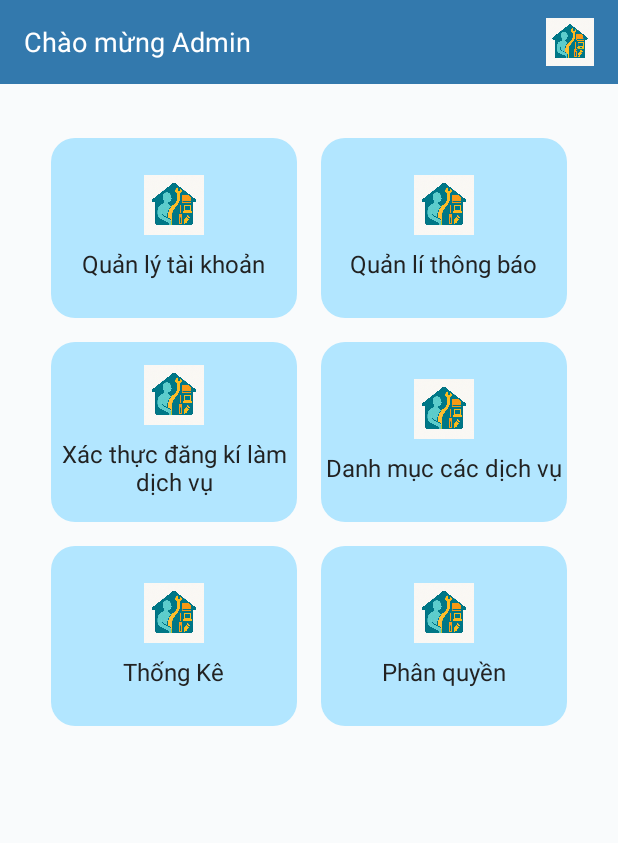
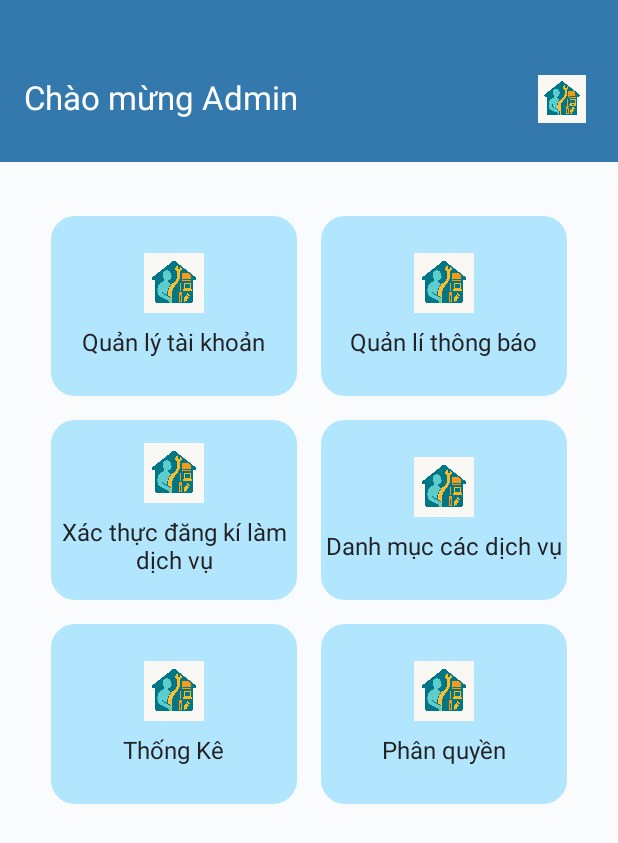
Before and after one commit to Duynguyen162/Freelancer_Connect, an Android app: the HomeAdminActivity screen opened directly, with no data from a screen before it, on a phone screen of 412 x 824 dp. Shown: the top 843 px of the screen. Run offline under Robolectric (Android 15) with nearby library versions, the phone set to English and light mode, and no system bars.

Commit message:
giao dien quan li tai khoan

```diff
--- a/app/build.gradle.kts
+++ b/app/build.gradle.kts
@@ -37,6 +37,7 @@ dependencies {
     implementation(libs.material)
     implementation(libs.activity)
     implementation(libs.constraintlayout)
+    implementation(libs.recyclerview)
     testImplementation(libs.junit)
     androidTestImplementation(libs.ext.junit)
     androidTestImplementation(libs.espresso.core)
--- a/app/src/main/AndroidManifest.xml
+++ b/app/src/main/AndroidManifest.xml
@@ -11,6 +11,9 @@
         android:roundIcon="@mipmap/ic_launcher_round"
         android:supportsRtl="true"
         android:theme="@style/Theme.Freelancer_connect">
+        <activity
+            android:name=".AccountManagementActivity"
+            android:exported="false" />
         <activity
             android:name=".HomeAdminActivity"
             android:exported="false" />
--- a/app/src/main/java/com/example/freelancer_connect/HomeAdminActivity.java
+++ b/app/src/main/java/com/example/freelancer_connect/HomeAdminActivity.java
@@ -1,6 +1,8 @@
 package com.example.freelancer_connect;
 
+import android.content.Intent;
 import android.os.Bundle;
+import android.widget.LinearLayout;
 
 import androidx.activity.EdgeToEdge;
 import androidx.appcompat.app.AppCompatActivity;
@@ -9,7 +11,7 @@ import androidx.core.view.ViewCompat;
 import androidx.core.view.WindowInsetsCompat;
 
 public class HomeAdminActivity extends AppCompatActivity {
-
+    LinearLayout AccountManagement;
     @Override
     protected void onCreate(Bundle savedInstanceState) {
         super.onCreate(savedInstanceState);
@@ -20,5 +22,12 @@ public class HomeAdminActivity extends AppCompatActivity {
             v.setPadding(systemBars.left, systemBars.top, systemBars.right, systemBars.bottom);
             return insets;
         });
+
+        AccountManagement = findViewById(R.id.account_management);
+
+        AccountManagement.setOnClickListener(v -> {
+            Intent intent = new Intent(this ,AccountManagementActivity.class);
+            startActivity(intent);
+        });
     }
 }
--- a/app/src/main/java/com/example/freelancer_connect/MainActivity.java
+++ b/app/src/main/java/com/example/freelancer_connect/MainActivity.java
@@ -24,12 +24,16 @@ public class MainActivity extends AppCompatActivity {
             v.setPadding(systemBars.left, systemBars.top, systemBars.right, systemBars.bottom);
             return insets;
         });
-
+        btn_login = findViewById(R.id.btnLogin);
         tv_register = findViewById(R.id.tvRegister);
         tv_register.setOnClickListener( v -> {
             Intent intent = new Intent(this ,RegisterActivity.class);
             startActivity(intent);
         });
+        btn_login.setOnClickListener(v -> {
+            Intent intent = new Intent(this ,HomeAdminActivity.class);
+            startActivity(intent);
+        });
 
     }
 }
--- a/app/src/main/res/drawable/bg_edittext.xml
+++ b/app/src/main/res/drawable/bg_edittext.xml
@@ -1,7 +1,7 @@
 <?xml version="1.0" encoding="utf-8"?>
 <shape xmlns:android="http://schemas.android.com/apk/res/android">
     <solid android:color="#FFF"/>
-    <corners android:radius="16dp"/>
+    <corners android:radius="5dp"/>
     <stroke android:width="1dp" android:color="#E0E2E6"/>
     <padding android:left="6dp" android:right="6dp"/>
     <elevation android:shadowColor="#22000000" />
--- /dev/null
+++ b/app/src/main/res/drawable/circle_background.xml
@@ -0,0 +1,5 @@
+<?xml version="1.0" encoding="utf-8"?>
+<shape xmlns:android="http://schemas.android.com/apk/res/android"
+    android:shape="oval">
+    <solid android:color="#FFFFFF"/>
+</shape>
--- a/app/src/main/res/layout/activity_home_admin.xml
+++ b/app/src/main/res/layout/activity_home_admin.xml
@@ -6,93 +6,102 @@
     android:layout_width="match_parent"
     android:layout_height="match_parent"
     tools:context=".HomeAdminActivity">
+
     <LinearLayout
-        xmlns:android="http://schemas.android.com/apk/res/android"
-        android:orientation="vertical"
         android:layout_width="match_parent"
         android:layout_height="match_parent"
         android:background="#F9FBFC"
-        >
+        android:orientation="vertical">
 
         <!-- Thanh header chào mừng -->
-        <RelativeLayout
+        <LinearLayout
             android:layout_width="match_parent"
-            android:layout_height="56dp"
+            android:layout_height="108dp"
             android:background="#3379ad">
+
             <TextView
                 android:id="@+id/tvHelloAdmin"
                 android:layout_width="wrap_content"
                 android:layout_height="wrap_content"
+                android:layout_centerVertical="true"
+                android:layout_marginStart="16dp"
+                android:layout_marginTop="50dp"
+                android:layout_marginEnd="160dp"
                 android:text="Chào mừng Admin"
-                android:textSize="18sp"
                 android:textColor="#FFFFFF"
-                android:layout_centerVertical="true"
-                android:layout_marginStart="16dp"/>
+                android:textSize="22sp" />
+
             <ImageView
                 android:layout_width="32dp"
                 android:layout_height="32dp"
                 android:layout_alignParentEnd="true"
                 android:layout_centerVertical="true"
-                android:layout_marginEnd="16dp"
-                android:src="@drawable/ic_logo"/>
-        </RelativeLayout>
+                android:layout_marginTop="50dp"
+                android:layout_marginEnd="25dp"
+                android:src="@drawable/ic_logo" />
+        </LinearLayout>
 
         <!-- Các block chức năng -->
         <GridLayout
             android:layout_width="match_parent"
             android:layout_height="wrap_content"
+            android:layout_gravity="center"
+            android:layout_marginLeft="10dp"
+            android:layout_marginTop="12dp"
+            android:layout_marginRight="10dp"
             android:columnCount="2"
-            android:rowCount="3"
             android:padding="16dp"
-            android:layout_marginTop="12dp"
-            android:layout_gravity="center"
-            android:layout_marginRight="10dp"
-            android:layout_marginLeft="10dp">
+            android:rowCount="3">
 
             <!-- Box 1 -->
             <LinearLayout
+                android:id="@+id/account_management"
                 android:layout_width="0dp"
                 android:layout_height="120dp"
+                android:layout_rowWeight="1"
                 android:layout_columnWeight="1"
-                android:layout_rowWeight="1"
-                android:orientation="vertical"
+                android:layout_margin="8dp"
                 android:background="@drawable/bg_box"
-                android:layout_margin="8dp"
-                android:gravity="center">
+                android:gravity="center"
+                android:orientation="vertical">
+
                 <ImageView
                     android:layout_width="40dp"
                     android:layout_height="40dp"
-                    android:src="@drawable/ic_logo"/>
+                    android:src="@drawable/ic_logo" />
+
                 <TextView
                     android:layout_width="wrap_content"
                     android:layout_height="wrap_content"
+                    android:layout_marginTop="8dp"
                     android:text="Quản lý tài khoản"
-                    android:textSize="16sp"
                     android:textColor="#222222"
-                    android:layout_marginTop="8dp"/>
+                    android:textSize="16sp" />
             </LinearLayout>
 
             <!-- Box 2 -->
             <LinearLayout
                 android:layout_width="0dp"
                 android:layout_height="120dp"
+                android:layout_rowWeight="1"
                 android:layout_columnWeight="1"
-                android:layout_rowWeight="1"
-                android:orientation="vertical"
+                android:layout_margin="8dp"
                 android:background="@drawable/bg_box"
-                android:layout_margin="8dp"
-                android:gravity="center">
+                android:gravity="center"
+                android:orientation="vertical">
+
                 <ImageView
                     android:layout_width="40dp"
                     android:layout_height="40dp"
-                    android:src="@drawable/ic_logo"/>
+                    android:src="@drawable/ic_logo" />
+
                 <TextView
                     android:layout_width="wrap_content"
                     android:layout_height="wrap_content"
+                    android:layout_marginTop="8dp"
                     android:text="Quản lí thông báo"
-                    android:textSize="16sp"
                     android:textColor="#222222"
-                    android:layout_marginTop="8dp"/>
+                    android:textSize="16sp" />
             </LinearLayout>
 
             <!-- Box 3: Xác thực đăng kí làm dịch vụ -->
@@ -100,22 +109,24 @@
                 android:layout_width="0dp"
                 android:layout_height="120dp"
                 android:layout_columnWeight="1"
-                android:orientation="vertical"
+                android:layout_margin="8dp"
                 android:background="@drawable/bg_box"
-                android:layout_margin="8dp"
-                android:gravity="center">
+                android:gravity="center"
+                android:orientation="vertical">
+
                 <ImageView
                     android:layout_width="40dp"
                     android:layout_height="40dp"
-                    android:src="@drawable/ic_logo"/>
+                    android:src="@drawable/ic_logo" />
+
                 <TextView
                     android:layout_width="wrap_content"
                     android:layout_height="wrap_content"
+                    android:layout_marginTop="8dp"
+                    android:gravity="center"
                     android:text="Xác thực đăng kí làm dịch vụ"
-                    android:gravity="center"
-                    android:textSize="16sp"
                     android:textColor="#222222"
-                    android:layout_marginTop="8dp"/>
+                    android:textSize="16sp" />
             </LinearLayout>
 
             <!-- Box 4: Danh mục các dịch vụ -->
@@ -123,21 +134,24 @@
                 android:layout_width="0dp"
                 android:layout_height="120dp"
                 android:layout_columnWeight="1"
-                android:orientation="vertical"
+                android:layout_margin="8dp"
                 android:background="@drawable/bg_box"
-                android:layout_margin="8dp"
-                android:gravity="center">
+                android:gravity="center"
+                android:orientation="vertical">
+
                 <ImageView
                     android:layout_width="40dp"
                     android:layout_height="40dp"
-                    android:src="@drawable/ic_logo"/>
+                    android:src="@drawable/ic_logo" />
+
                 <TextView
                     android:layout_width="wrap_content"
                     android:layout_height="wrap_content"
+                    android:layout_marginTop="8dp"
+                    android:layout_gravity="center"
                     android:text="Danh mục các dịch vụ"
-                    android:textSize="16sp"
                     android:textColor="#222222"
-                    android:layout_marginTop="8dp"/>
+                    android:textSize="16sp" />
             </LinearLayout>
 
             <!-- Box 5: Thống kê -->
@@ -145,21 +159,23 @@
                 android:layout_width="0dp"
                 android:layout_height="120dp"
                 android:layout_columnWeight="1"
-                android:orientation="vertical"
+                android:layout_margin="8dp"
                 android:background="@drawable/bg_box"
-                android:layout_margin="8dp"
-                android:gravity="center">
+                android:gravity="center"
+                android:orientation="vertical">
+
                 <ImageView
                     android:layout_width="40dp"
                     android:layout_height="40dp"
-                    android:src="@drawable/ic_logo"/>
+                    android:src="@drawable/ic_logo" />
+
                 <TextView
                     android:layout_width="wrap_content"
                     android:layout_height="wrap_content"
+                    android:layout_marginTop="8dp"
                     android:text="Thống Kê"
-                    android:textSize="16sp"
                     android:textColor="#222222"
-                    android:layout_marginTop="8dp"/>
+                    android:textSize="16sp" />
             </LinearLayout>
 
             <!-- Box 6: Phân quyền -->
@@ -167,21 +183,23 @@
                 android:layout_width="0dp"
                 android:layout_height="120dp"
                 android:layout_columnWeight="1"
-                android:orientation="vertical"
+                android:layout_margin="8dp"
                 android:background="@drawable/bg_box"
-                android:layout_margin="8dp"
-                android:gravity="center">
+                android:gravity="center"
+                android:orientation="vertical">
+
                 <ImageView
                     android:layout_width="40dp"
                     android:layout_height="40dp"
-                    android:src="@drawable/ic_logo"/>
+                    android:src="@drawable/ic_logo" />
+
                 <TextView
                     android:layout_width="wrap_content"
                     android:layout_height="wrap_content"
+                    android:layout_marginTop="8dp"
                     android:text="Phân quyền"
-                    android:textSize="16sp"
                     android:textColor="#222222"
-                    android:layout_marginTop="8dp"/>
+                    android:textSize="16sp" />
             </LinearLayout>
         </GridLayout>
     </LinearLayout>
--- a/gradle/libs.versions.toml
+++ b/gradle/libs.versions.toml
@@ -7,6 +7,7 @@ appcompat = "1.7.1"
 material = "1.12.0"
 activity = "1.10.1"
 constraintlayout = "2.2.1"
+recyclerview = "1.4.0"
 
 [libraries]
 junit = { group = "junit", name = "junit", version.ref = "junit" }
@@ -16,6 +17,7 @@ appcompat = { group = "androidx.appcompat", name = "appcompat", version.ref = "a
 material = { group = "com.google.android.material", name = "material", version.ref = "material" }
 activity = { group = "androidx.activity", name = "activity", version.ref = "activity" }
 constraintlayout = { group = "androidx.constraintlayout", name = "constraintlayout", version.ref = "constraintlayout" }
+recyclerview = { group = "androidx.recyclerview", name = "recyclerview", version.ref = "recyclerview" }
 
 [plugins]
 android-application = { id = "com.android.application", version.ref = "agp" }
```
Also changed, not shown: app/src/main/java/com/example/freelancer_connect/AccountManagementActivity.java (added, +53 -0 lines), app/src/main/java/com/example/freelancer_connect/adapter/UserAdapter.java (added, +62 -0 lines), app/src/main/java/com/example/freelancer_connect/model/User.java (added, +18 -0 lines), app/src/main/res/drawable/bg_search.xml (added, +8 -0 lines), app/src/main/res/layout/activity_account_management.xml (added, +55 -0 lines), app/src/main/res/layout/item_user.xml (added, +49 -0 lines).
